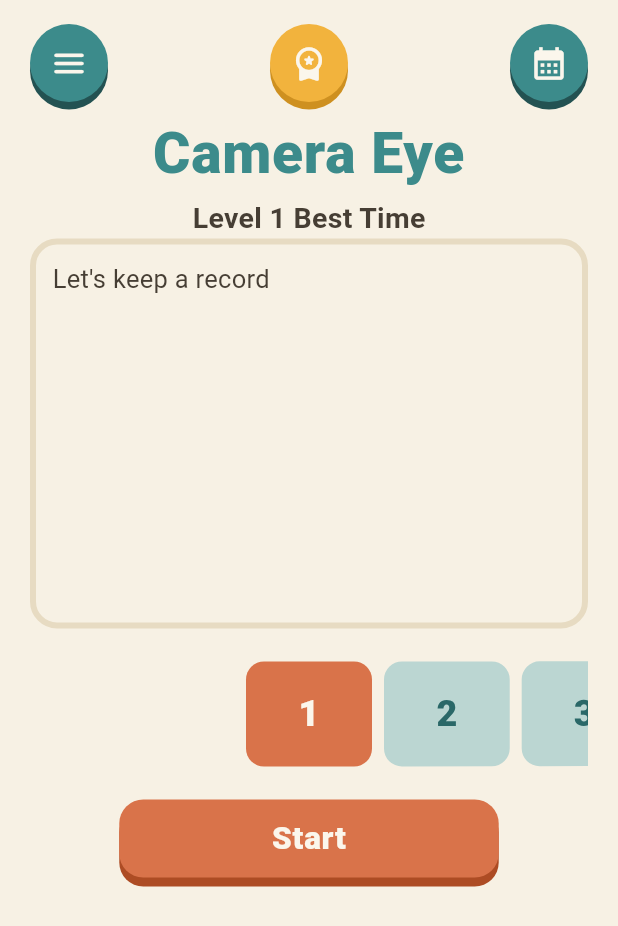
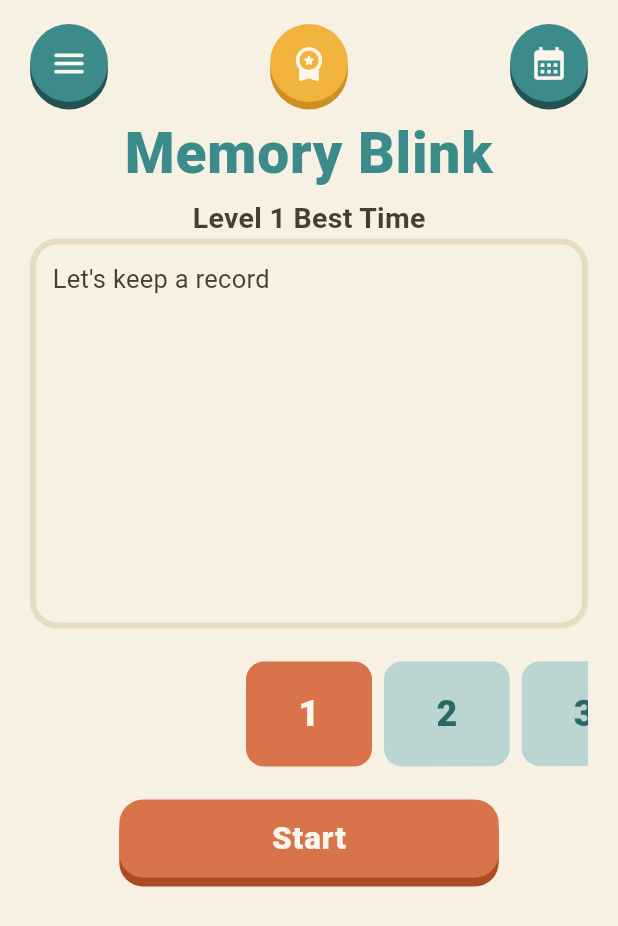
Before and after one commit to sk-createapp/memory_game, a Flutter app: the screen it shows after launch, on a phone screen of 412 x 824 dp. Shown: the top 926 px of the screen. Run offline on Flutter 3.47's test engine with Material 3 defaults, Android fonts, the phone set to English and light mode, and no system bars; our stand-ins replace audioplayers, flutter_local_notifications, flutter_riverpod, flutter_svg, flutter_timezone, google_mobile_ads and 3 more; missing offline and left inert: purchases_flutter; generated files the repository leaves out were written again; Roboto replaces fonts that are missing (ZenMaruGothic); statements that could not run were skipped.

Commit message:
アプリ名を「Memory Blink」に統一し、バンドルID/パッケージを com.skcreation.memorygame に変更
- 表示名を全プラットフォームで「Memory Blink」に統一（Android strings / iOS Info.plist / l10n homeGameTitle）
- iOS は各言語のローカライズ表示名を InfoPlist.strings で設定（en/ja/de/es/fr/hi/ko/ru/zh-Hans）し pbxproj に登録
- Android applicationId・namespace・package を com.skcreation.memory_game → com.skcreation.memorygame に統一（iOS バンドルIDと一致）
- 通知メッセージ内の旧名（写真記憶）を新ブランド「シカクキオク」へ更新

Co-Authored-By: Claude Opus 4.8 <noreply@anthropic.com>

```diff
--- a/lib/constant/notification_messages.dart
+++ b/lib/constant/notification_messages.dart
@@ -46,7 +46,7 @@ class NotificationMessages {
   // ---------------------------------------------------------------------------
   static const List<String> _ja = [
     '今日も脳トレしませんか？',
-    '写真記憶でひとやすみしましょう',
+    'シカクキオクでひとやすみしましょう',
     '毎日の脳の体操、はじめましょう',
     '今日の1問、いかがですか？',
     '少しの時間で記憶力アップ',
@@ -58,7 +58,7 @@ class NotificationMessages {
     'すきま時間に脳トレを',
     '今日の調子はいかが？1問どうぞ',
     '毎日続けると記憶力が育ちます',
-    '今日も写真記憶で脳活しましょう',
+    '今日もシカクキオクで脳活しましょう',
     '1日1回、楽しく脳トレ',
     '今日の脳トレ、お待ちしています',
     '頭の体操で気分もスッキリ',
@@ -85,7 +85,7 @@ class NotificationMessages {
     '今日の脳トレで気分転換',
     'また会えてうれしいです、1問どうぞ',
     '今日も一緒に脳トレしましょう',
-    '写真記憶で頭の体操',
+    'シカクキオクで頭の体操',
     '今日も記憶のトレーニングを',
     'ひと休みに脳トレはいかが？',
     '毎日の積み重ねが記憶を育てます',
--- a/lib/l10n/app_de.arb
+++ b/lib/l10n/app_de.arb
@@ -3,7 +3,7 @@
 "cmnOk": "OK",
 "cmnYes": "Ja",
 "cmnNo": "NEIN",
-"homeGameTitle": "Kameraauge",
+"homeGameTitle": "Blitz Memory",
 "homeStartButton": "Start",
 "homeNoRecords": "Lassen Sie uns einen Rekord behalten",
 "homeLockedLevel": "Löschen Sie die vorherige Ebene",
@@ -40,11 +40,11 @@
 "menuLicenses": "Open-Source-Lizenzen",
 "menuSound": "Soundeffekte",
 "menuOpenError": "Die Seite konnte nicht geöffnet werden",
-"premiumMenuLabel": "Premium (ohne Werbung)",
+"premiumMenuLabel": "Premium",
 "premiumActive": "Premium-Mitglied",
 "premiumManage": "Zum Verwalten des Abos tippen",
 "premiumTitle": "Werbefrei genießen",
-"premiumLead": "Diese App wird durch Werbeeinnahmen und das Premium-Abo getragen.",
+"premiumLead": "Diese App wird durch Werbung und das Premium-Abo getragen.",
 "premiumBenefitFocus": "Konzentriert auf die Illustrationen spielen",
 "premiumBenefitNoWait": "Kein Warten mehr auf Werbung",
 "premiumBenefitSupport": "Unterstütze den Entwickler",
--- a/lib/l10n/app_en.arb
+++ b/lib/l10n/app_en.arb
@@ -3,7 +3,7 @@
 "cmnOk": "OK",
 "cmnYes": "Yes",
 "cmnNo": "No",
-"homeGameTitle": "Camera Eye",
+"homeGameTitle": "Memory Blink",
 "homeStartButton": "Start",
 "homeNoRecords": "Let's keep a record",
 "homeLockedLevel": "Clear the previous level",
@@ -40,11 +40,11 @@
 "menuLicenses": "Open-source licenses",
 "menuSound": "Sound effects",
 "menuOpenError": "Could not open the page",
-"premiumMenuLabel": "Premium (no ads)",
+"premiumMenuLabel": "Premium",
 "premiumActive": "Premium member",
 "premiumManage": "Tap to manage subscription",
 "premiumTitle": "Enjoy it, ad-free",
-"premiumLead": "This app keeps going thanks to ad revenue and the premium plan.",
+"premiumLead": "This app keeps going thanks to ads and the premium plan.",
 "premiumBenefitFocus": "Play focused on the illustrations",
 "premiumBenefitNoWait": "No more waiting for ads",
 "premiumBenefitSupport": "Support the developer",
--- a/lib/l10n/app_es.arb
+++ b/lib/l10n/app_es.arb
@@ -3,7 +3,7 @@
 "cmnOk": "OK",
 "cmnYes": "Sí",
 "cmnNo": "No",
-"homeGameTitle": "Ojo de cámara",
+"homeGameTitle": "Memoria Flash",
 "homeStartButton": "Comenzar",
 "homeNoRecords": "Mantengamos un récord",
 "homeLockedLevel": "Borrar el nivel anterior",
@@ -40,11 +40,11 @@
 "menuLicenses": "Licencias de código abierto",
 "menuSound": "Efectos de sonido",
 "menuOpenError": "No se pudo abrir la página",
-"premiumMenuLabel": "Premium (sin anuncios)",
+"premiumMenuLabel": "Premium",
 "premiumActive": "Miembro Premium",
 "premiumManage": "Toca para gestionar la suscripción",
 "premiumTitle": "Disfruta sin anuncios",
-"premiumLead": "Esta app sigue adelante gracias a los ingresos por publicidad y al plan premium.",
+"premiumLead": "Esta app sigue adelante gracias a la publicidad y al plan premium.",
 "premiumBenefitFocus": "Juega concentrado en las ilustraciones",
 "premiumBenefitNoWait": "Sin esperas por los anuncios",
 "premiumBenefitSupport": "Apoya al desarrollador",
--- a/lib/l10n/app_fr.arb
+++ b/lib/l10n/app_fr.arb
@@ -3,7 +3,7 @@
 "cmnOk": "OK",
 "cmnYes": "Oui",
 "cmnNo": "Non",
-"homeGameTitle": "Œil de caméra",
+"homeGameTitle": "Mémoire Éclair",
 "homeStartButton": "Commencer",
 "homeNoRecords": "Gardons un record",
 "homeLockedLevel": "Effacer le niveau précédent",
@@ -40,11 +40,11 @@
 "menuLicenses": "Licences open source",
 "menuSound": "Effets sonores",
 "menuOpenError": "Impossible d'ouvrir la page",
-"premiumMenuLabel": "Premium (sans publicité)",
+"premiumMenuLabel": "Premium",
 "premiumActive": "Membre Premium",
 "premiumManage": "Touchez pour gérer l'abonnement",
 "premiumTitle": "Profitez sans publicité",
-"premiumLead": "Cette application continue d'exister grâce aux revenus publicitaires et à l'abonnement premium.",
+"premiumLead": "Cette application continue d'exister grâce à la publicité et à l'abonnement premium.",
 "premiumBenefitFocus": "Jouez concentré sur les illustrations",
 "premiumBenefitNoWait": "Fini l'attente des publicités",
 "premiumBenefitSupport": "Soutenez le développeur",
--- a/lib/l10n/app_hi.arb
+++ b/lib/l10n/app_hi.arb
@@ -3,7 +3,7 @@
 "cmnOk": "OK",
 "cmnYes": "हाँ",
 "cmnNo": "नहीं",
-"homeGameTitle": "कैमरा आई",
+"homeGameTitle": "मेमोरी ब्लिंक",
 "homeStartButton": "शुरू",
 "homeNoRecords": "आइए एक रिकॉर्ड रखें",
 "homeLockedLevel": "पिछले स्तर को साफ़ करें",
@@ -40,11 +40,11 @@
 "menuLicenses": "ओपन-सोर्स लाइसेंस",
 "menuSound": "ध्वनि प्रभाव",
 "menuOpenError": "पेज नहीं खोला जा सका",
-"premiumMenuLabel": "प्रीमियम (विज्ञापन रहित)",
+"premiumMenuLabel": "प्रीमियम",
 "premiumActive": "प्रीमियम सदस्य",
 "premiumManage": "सदस्यता प्रबंधित करने के लिए टैप करें",
 "premiumTitle": "विज्ञापनों के बिना आनंद लें",
-"premiumLead": "यह ऐप विज्ञापन आय और प्रीमियम प्लान की बदौलत चलती रहती है।",
+"premiumLead": "यह ऐप विज्ञापन और प्रीमियम प्लान की बदौलत चलती रहती है।",
 "premiumBenefitFocus": "चित्रों पर ध्यान देकर खेलें",
 "premiumBenefitNoWait": "विज्ञापनों का इंतज़ार खत्म",
 "premiumBenefitSupport": "डेवलपर का साथ दें",
--- a/lib/l10n/app_ja.arb
+++ b/lib/l10n/app_ja.arb
@@ -3,7 +3,7 @@
 "cmnOk": "OK",
 "cmnYes": "はい",
 "cmnNo": "いいえ",
-"homeGameTitle": "写真記憶",
+"homeGameTitle": "シカクキオク",
 "homeStartButton": "スタート",
 "homeNoRecords": "記録を残そう",
 "homeLockedLevel": "前のレベルをクリアしてね",
@@ -44,7 +44,7 @@
 "premiumActive": "プレミアム会員",
 "premiumManage": "タップして購読を管理",
 "premiumTitle": "広告をなくす",
-"premiumLead": "アプリの開発は、広告収入とプレミアムプランによって支えられています。",
+"premiumLead": "アプリの開発は、広告とプレミアムプランによって支えられています。",
 "premiumBenefitFocus": "イラストに集中して遊べます",
 "premiumBenefitNoWait": "広告の待ち時間がなくなります",
 "premiumBenefitSupport": "開発者を応援することができます",
--- a/lib/l10n/app_ko.arb
+++ b/lib/l10n/app_ko.arb
@@ -3,7 +3,7 @@
 "cmnOk": "OK",
 "cmnYes": "예",
 "cmnNo": "아니요",
-"homeGameTitle": "카메라 눈",
+"homeGameTitle": "반짝 기억",
 "homeStartButton": "시작",
 "homeNoRecords": "기록을 유지합시다",
 "homeLockedLevel": "이전 레벨을 지우십시오",
@@ -40,11 +40,11 @@
 "menuLicenses": "오픈소스 라이선스",
 "menuSound": "효과음",
 "menuOpenError": "페이지를 열 수 없습니다",
-"premiumMenuLabel": "프리미엄 (광고 없음)",
+"premiumMenuLabel": "프리미엄",
 "premiumActive": "프리미엄 회원",
 "premiumManage": "탭하여 구독 관리",
 "premiumTitle": "광고 없이 즐기세요",
-"premiumLead": "이 앱은 광고 수익과 프리미엄 플랜 덕분에 운영되고 있어요.",
+"premiumLead": "이 앱은 광고와 프리미엄 플랜 덕분에 운영되고 있어요.",
 "premiumBenefitFocus": "그림에 집중해서 플레이해요",
 "premiumBenefitNoWait": "광고 대기 시간이 사라져요",
 "premiumBenefitSupport": "개발자를 응원할 수 있어요",
--- a/lib/l10n/app_ru.arb
+++ b/lib/l10n/app_ru.arb
@@ -3,7 +3,7 @@
 "cmnOk": "OK",
 "cmnYes": "Да",
 "cmnNo": "Нет",
-"homeGameTitle": "Камера глаз",
+"homeGameTitle": "Вспышка памяти",
 "homeStartButton": "Начинать",
 "homeNoRecords": "Давайте будем вести рекорд",
 "homeLockedLevel": "Очистить предыдущий уровень",
@@ -40,11 +40,11 @@
 "menuLicenses": "Лицензии с открытым кодом",
 "menuSound": "Звуковые эффекты",
 "menuOpenError": "Не удалось открыть страницу",
-"premiumMenuLabel": "Премиум (без рекламы)",
+"premiumMenuLabel": "Премиум",
 "premiumActive": "Премиум-участник",
 "premiumManage": "Нажмите, чтобы управлять подпиской",
 "premiumTitle": "Играйте без рекламы",
-"premiumLead": "Это приложение существует благодаря доходам от рекламы и премиум-подписке.",
+"premiumLead": "Это приложение существует благодаря рекламе и премиум-подписке.",
 "premiumBenefitFocus": "Играйте, сосредоточившись на картинках",
 "premiumBenefitNoWait": "Больше не нужно ждать рекламу",
 "premiumBenefitSupport": "Поддержите разработчика",
--- a/lib/l10n/app_zh.arb
+++ b/lib/l10n/app_zh.arb
@@ -3,7 +3,7 @@
 "cmnOk": "OK",
 "cmnYes": "是的",
 "cmnNo": "不",
-"homeGameTitle": "相机的眼睛",
+"homeGameTitle": "闪记",
 "homeStartButton": "开始",
 "homeNoRecords": "让我们保留记录",
 "homeLockedLevel": "清除上一个级别",
@@ -40,11 +40,11 @@
 "menuLicenses": "开源许可",
 "menuSound": "音效",
 "menuOpenError": "无法打开页面",
-"premiumMenuLabel": "高级版（无广告）",
+"premiumMenuLabel": "高级版",
 "premiumActive": "高级会员",
 "premiumManage": "点按以管理订阅",
 "premiumTitle": "畅玩，无广告",
-"premiumLead": "这款应用依靠广告收入和高级方案才得以持续运营。",
+"premiumLead": "这款应用依靠广告和高级方案才得以持续运营。",
 "premiumBenefitFocus": "专注于插图尽情游玩",
 "premiumBenefitNoWait": "不再有等待广告的时间",
 "premiumBenefitSupport": "为开发者加油",
```
Also changed, not shown: 25 other files.
